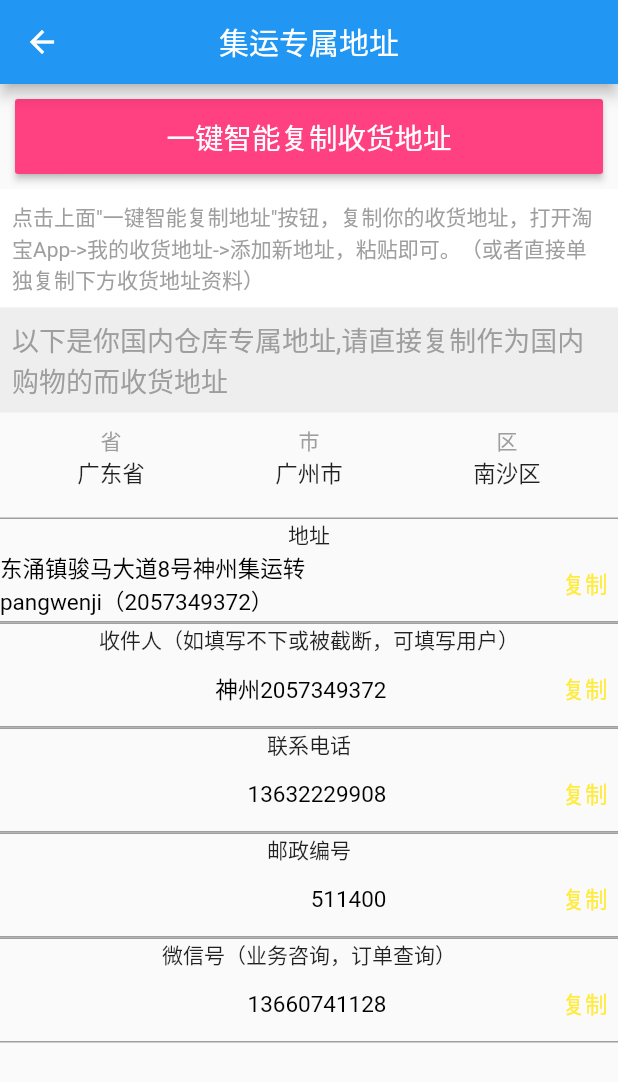
After one commit to pangwenji/shenzhouapp, a Flutter app: the TransportationAddress screen opened by its route, on a phone screen of 412 x 824 dp. The commit adds this screen. Shown: the top 1082 px of the screen. Run offline on Flutter 3.47's test engine with Material 2 defaults, Android fonts, the phone set to English and light mode, and no system bars; our stand-ins replace fluro, flutter_screenutil, flutter_swiper, get; missing offline and left inert: dart:ffi.

Commit message:
2021-12-9

```diff
--- a/lib/pages/mine.dart
+++ b/lib/pages/mine.dart
@@ -73,13 +73,17 @@ class Mine extends StatelessWidget {
                 //第二行
                 Container(
                     margin: EdgeInsets.only(top: 5),
-                  height: 60,
+                    height: 64,
                     width: MediaQuery.of(context).size.width,
                     decoration: BoxDecoration(
                         border: Border(
                       bottom: BorderSide(color: Colors.grey.shade300, width: 6),
                       top: BorderSide(color: Colors.grey.shade300, width: 6),
                     )),
+                    child: InkWell(
+                      onTap: () {
+                        Get.toNamed(Routes.transportationAddress);
+                      },
                       child: Row(
                         children: [
                           Container(
@@ -91,6 +95,7 @@ class Mine extends StatelessWidget {
                             ),
                           ),
                           Container(
+                            width: 320,
                             child: Text('我的集运专属地址（国内仓/神州仓）'),
                           ),
                           Container(
@@ -101,7 +106,7 @@ class Mine extends StatelessWidget {
                           )
                         ],
                       ),
-                ),
+                    )),
                 // 第三行
                 Container(
                   padding: EdgeInsets.only(bottom: 5),
--- /dev/null
+++ b/lib/pages/transportation_address.dart
@@ -0,0 +1,126 @@
+import 'package:flutter/material.dart';
+import 'package:get/get.dart';
+
+class TransportationAddress extends StatefulWidget {
+  TransportationAddress({Key? key}) : super(key: key);
+
+  @override
+  _TransportationAddressState createState() => _TransportationAddressState();
+}
+
+class _TransportationAddressState extends State<TransportationAddress> {
+  final data = <Map<String, String>>[
+    {"title": "地址", "subtitle": "东涌镇骏马大道8号神州集运转pangwenji（2057349372）"},
+    {"title": "收件人（如填写不下或被截断，可填写用户）", "subtitle": "神州2057349372"},
+    {"title": "联系电话", "subtitle": "13632229908"},
+    {"title": "邮政编号", "subtitle": "511400"},
+    {"title": "微信号（业务咨询，订单查询）", "subtitle": "13660741128"}
+  ];
+
+  @override
+  Widget build(BuildContext context) {
+    return Scaffold(
+      appBar: AppBar(
+        title: Text('集运专属地址'),
+        centerTitle: true,
+      ),
+      body: Scrollbar(
+          child: SingleChildScrollView(
+        child: Column(
+          children: [
+            Container(
+              padding: EdgeInsets.all(10),
+              width: MediaQuery.of(context).size.width,
+              height: 70,
+              child: RaisedButton(
+                color: Colors.pinkAccent,
+                child: Text(
+                  '一键智能复制收货地址',
+                  style: TextStyle(fontSize: 19, color: Colors.white),
+                ),
+                onPressed: () {},
+              ),
+            ),
+            _container(
+                '点击上面"一键智能复制地址"按钮，复制你的收货地址，打开淘宝App->我的收货地址->添加新地址，粘贴即可。（或者直接单独复制下方收货地址资料）',
+                14.0,
+                false),
+            _container('以下是你国内仓库专属地址,请直接复制作为国内购物的而收货地址', 18.0, true),
+            Container(
+              padding: EdgeInsets.all(8),
+              height: 70,
+              child: Row(
+                children: [
+                  _SizeBox('省', '广东省'),
+                  _SizeBox('市', '广州市'),
+                  _SizeBox('区', '南沙区')
+                ],
+              ),
+            ),
+            _listContainer(data[0]['title'], data[0]['subtitle']),
+            _listContainer(data[1]['title'], data[1]['subtitle']),
+            _listContainer(data[2]['title'], data[2]['subtitle']),
+            _listContainer(data[3]['title'], data[3]['subtitle']),
+            _listContainer(data[4]['title'], data[4]['subtitle']),
+          ],
+        ),
+      )),
+    );
+  }
+
+  Widget _listContainer(title, subTile) {
+    return Container(
+      height: 70,
+      width: MediaQuery.of(context).size.width,
+      decoration: BoxDecoration(
+          border: Border(
+              bottom: BorderSide(width: 1.0, color: Colors.grey),
+              top: BorderSide(width: 1.0, color: Colors.grey))),
+      child: Column(
+        children: [
+          Text(title),
+          Container(
+              height: 45,
+              child: Row(
+                children: [
+                  Expanded(
+                      flex: 2, child: expandContainer(subTile, 17.0, false)),
+                  Expanded(flex: 1, child: expandContainer('复制', 7.0, true))
+                ],
+              ))
+        ],
+      ),
+    );
+  }
+
+  Widget expandContainer(title, size, flag) {
+    return Container(
+      padding: EdgeInsets.only(right: size),
+      alignment: Alignment.centerRight,
+      height: MediaQuery.of(context).size.height,
+      child: Text(title,
+          style: TextStyle(
+              fontSize: 15, color: flag ? Colors.yellow : Colors.black)),
+    );
+  }
+
+  Widget _SizeBox(title, subTilte) {
+    return Expanded(
+        flex: 1,
+        child: Column(
+          children: [
+            Text(title, style: TextStyle(color: Colors.grey)),
+            Text(subTilte, style: TextStyle(fontSize: 15.0))
+          ],
+        ));
+  }
+
+  Widget _container(title, double size, flag) {
+    return Container(
+      padding: EdgeInsets.all(8),
+      decoration:
+          BoxDecoration(color: flag ? Colors.grey.shade200 : Colors.white),
+      child: Text(title, style: TextStyle(fontSize: size, color: Colors.grey)),
+    );
+  }
+}
--- a/lib/router/pages.dart
+++ b/lib/router/pages.dart
@@ -10,6 +10,7 @@ import 'package:shenzhouapp/pages/registered_goods.dart';
 import 'package:shenzhouapp/pages/savings_deposit_card.dart';
 import 'package:shenzhouapp/pages/set_address.dart';
 import 'package:shenzhouapp/pages/transport_methods.dart';
+import 'package:shenzhouapp/pages/transportation_address.dart';
 import 'package:shenzhouapp/pages/trial_series.dart';
 import 'package:shenzhouapp/pages/user_settings.dart';
 import 'package:shenzhouapp/pages/volume_trial.dart';
@@ -87,5 +88,10 @@ class Pages {
         page: ()=>UserSettings(),
         transition: Transition.fadeIn
       ),
+       GetPage(
+        name: Routes.transportationAddress,
+        page: ()=>TransportationAddress(),
+        transition: Transition.fadeIn
+      ),
     ];
 }
--- a/lib/router/routes.dart
+++ b/lib/router/routes.dart
@@ -17,4 +17,5 @@ class Routes {
   static String newAddress = '/newAddress';
   static String transportMethods = '/transportMethods';
   static String userSettings = '/userSettings';
+  static String transportationAddress = '/transportationAddress';
 }
```
Also changed, not shown: 3 other files. Lines whose indentation alone changed are shown as unchanged.
